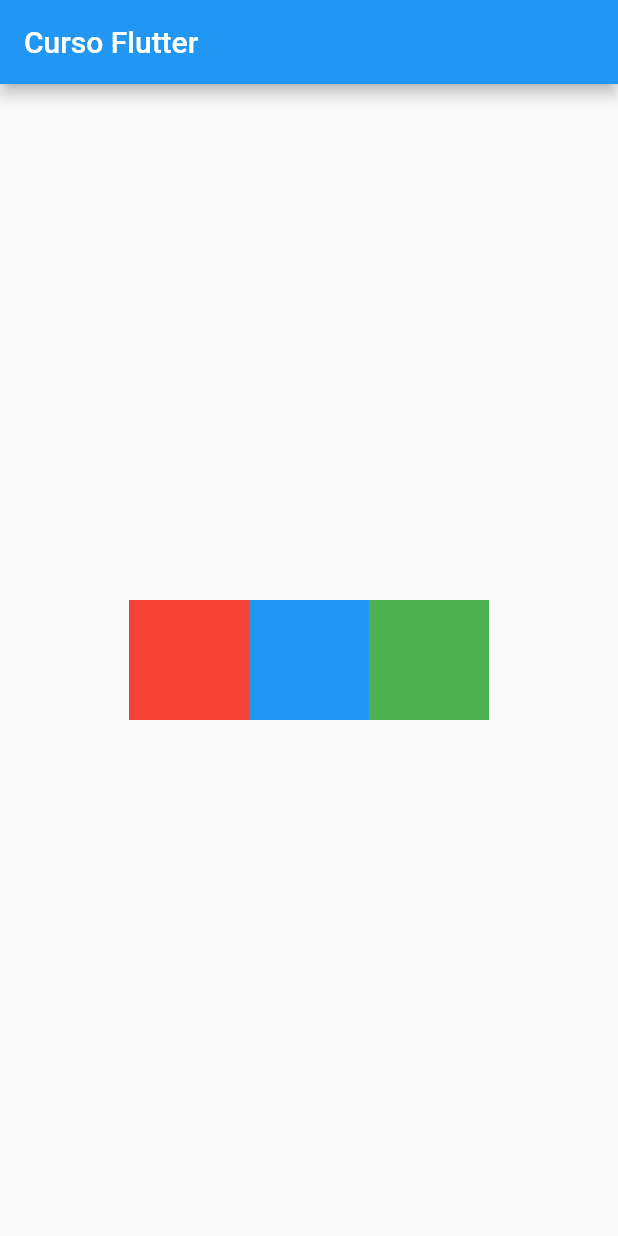
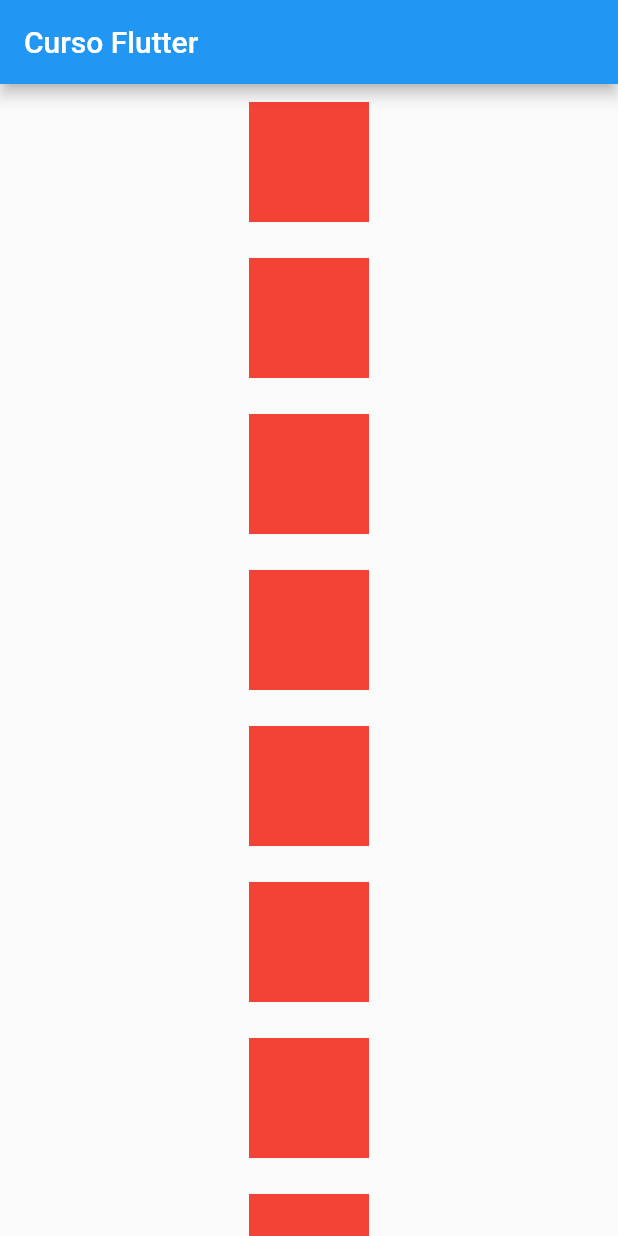
Before and after one commit to fercguerra/app_flutterando, a Flutter app: the screen it shows after launch, on a phone screen of 412 x 824 dp. Run offline on Flutter 3.47's test engine with Material 2 defaults, Android fonts, the phone set to English and light mode, and no system bars.

Commit message:
SingleChildScrollView

```diff
--- a/lib/home_page.dart
+++ b/lib/home_page.dart
@@ -17,27 +17,20 @@
       body: SizedBox(
         width: double.infinity,
         height: double.infinity,
-          child: Row(
-            mainAxisAlignment: MainAxisAlignment.center,
-            crossAxisAlignment: CrossAxisAlignment.center,
+        child: SingleChildScrollView(
+          child: Column(
             children: [
+              for (var i = 0; i < 10; i++)
                 Container(
                   color: Colors.red,
+                  margin: const EdgeInsets.all(12),
                   width: 80,
                   height: 80,
                 ),
-              Container(
-                color: Colors.blue,
-                width: 80,
-                height: 80,
-              ),
-              Container(
-                color: Colors.green,
-                width: 80,
-                height: 80,
-              )
             ],
           ),
-        ));
+        ),
+      ),
+    );
   }
 }
```
Lines whose indentation alone changed are shown as unchanged.
